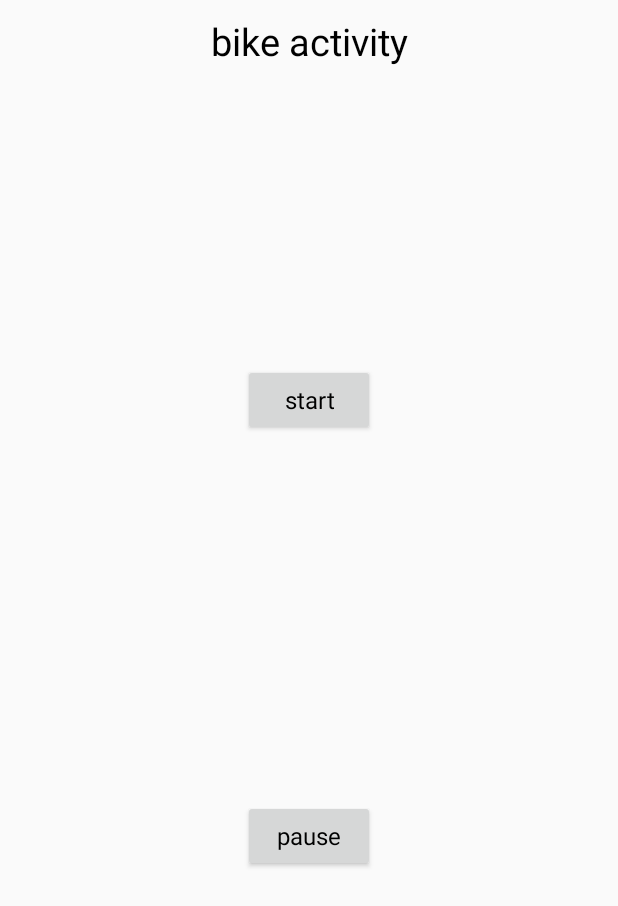
After one commit to alireza9978/Abjo, an Android app: the CountActivity screen opened directly, with no data from a screen before it, on a phone screen of 412 x 824 dp. The commit adds this screen. Shown: the top 906 px of the screen. Run offline under Robolectric (Android 15) with nearby library versions, the phone set to English and light mode, and no system bars; 1 statement that could not run was skipped.

Commit message:
make page and change name start of project :)

```diff
--- a/app/src/main/java/coleo/com/abjo/Constants.java
+++ b/app/src/main/java/coleo/com/abjo/Constants.java
@@ -22,10 +22,13 @@ public class Constants {
         public static int FOREGROUND_SERVICE = 101;
     }
 
+
+
     public static TextView count = null;
     public static float lastCount = 0;
 
     public static String STEP = "start counting";
+    public static String STEP_OR_BIKE = "twoInOne";//true == step & false == bike
 
     public static Notification showNotification(String title, String message,
                                         Context context, Intent intent, boolean makeSound, boolean canClose) {
--- /dev/null
+++ b/app/src/main/java/coleo/com/abjo/CountActivity.java
@@ -0,0 +1,89 @@
+package coleo.com.abjo;
+
+import android.content.Intent;
+import android.os.Bundle;
+import android.support.v7.app.AppCompatActivity;
+import android.view.View;
+import android.widget.Button;
+import android.widget.TextView;
+
+public class CountActivity extends AppCompatActivity {
+
+    private static final String TAG = "mainActivity";
+
+    private Button start;
+    private Button pause;
+    private TextView activityKind;
+    private boolean isWorking = false;
+    private boolean isPause = false;
+
+    @Override
+    protected void onCreate(Bundle savedInstanceState) {
+        super.onCreate(savedInstanceState);
+        setContentView(R.layout.activity_count);
+
+        start = findViewById(R.id.count_step_start_stop_button_id);
+        pause = findViewById(R.id.count_step_pause_button_id);
+        activityKind = findViewById(R.id.activity_kind_textView_id);
+
+        Bundle extra = getIntent().getExtras();
+        boolean isStep = extra.getBoolean(Constants.STEP_OR_BIKE,false);
+        if (isStep){
+            activityKind.setText("Step count");
+        }else {
+            activityKind.setText("bike activity");
+        }
+
+        start.setOnClickListener(new View.OnClickListener() {
+            @Override
+            public void onClick(View v) {
+                if (isWorking) {
+                    startService();
+                } else {
+                    stopService();
+                }
+            }
+        });
+
+        pause.setOnClickListener(new View.OnClickListener() {
+            @Override
+            public void onClick(View v) {
+                if (isPause) {
+                    resumeService();
+                } else {
+                    pauseService();
+                }
+            }
+        });
+
+    }
+
+    private void startService() {
+        start.setText("stop");
+//        Intent startIntent = new Intent(CountActivity.this, SaveLocationService.class);
+//        startIntent.setAction(Constants.ACTION.STARTFOREGROUND_ACTION);
+//        startService(startIntent);
+        pause.setVisibility(View.VISIBLE);
+        isWorking = true;
+    }
+
+    private void stopService() {
+        start.setText("start");
+//        Intent stopIntent = new Intent(CountActivity.this, SaveLocationService.class);
+//        stopIntent.setAction(Constants.ACTION.STOPFOREGROUND_ACTION);
+//        startService(stopIntent);
+        pause.setVisibility(View.INVISIBLE);
+        isWorking = false;
+    }
+
+    private void pauseService(){
+        pause.setText("resume");
+        isPause = true;
+    }
+
+    private void resumeService(){
+        pause.setText("pause");
+        isPause = false;
+    }
+
+}
--- a/app/src/main/java/coleo/com/abjo/StepCountingService.java
+++ b/app/src/main/java/coleo/com/abjo/SaveLocationService.java
@@ -17,7 +17,7 @@ import android.util.Log;
 
 import java.util.Objects;
 
-public class StepCountingService extends Service implements SensorEventListener {
+public class SaveLocationService extends Service implements SensorEventListener {
 
     private static final int NOTIF_ID = 1;
     private static final String NOTIF_CHANNEL_ID = "Channel_Id";
--- /dev/null
+++ b/app/src/main/res/layout/activity_count.xml
@@ -0,0 +1,43 @@
+<?xml version="1.0" encoding="utf-8"?>
+<android.support.constraint.ConstraintLayout xmlns:android="http://schemas.android.com/apk/res/android"
+    xmlns:app="http://schemas.android.com/apk/res-auto"
+    xmlns:tools="http://schemas.android.com/tools"
+    android:layout_width="match_parent"
+    android:layout_height="match_parent"
+    tools:context=".CountActivity">
+
+    <TextView
+        android:id="@+id/activity_kind_textView_id"
+        style="@style/AppTheme.TextView"
+        android:layout_width="match_parent"
+        android:layout_height="wrap_content"
+        android:textSize="25sp"
+        android:layout_marginTop="10dp"
+        app:layout_constraintLeft_toLeftOf="parent"
+        app:layout_constraintRight_toRightOf="parent"
+        app:layout_constraintTop_toTopOf="parent" />
+
+    <Button
+        android:id="@+id/count_step_start_stop_button_id"
+        style="@style/AppTheme.Button"
+        android:layout_width="wrap_content"
+        android:layout_height="wrap_content"
+        android:text="start"
+        app:layout_constraintBottom_toTopOf="@id/count_step_pause_button_id"
+        app:layout_constraintLeft_toLeftOf="parent"
+        app:layout_constraintRight_toRightOf="parent"
+        app:layout_constraintTop_toTopOf="parent" />
+
+    <Button
+        android:id="@+id/count_step_pause_button_id"
+        style="@style/AppTheme.Button"
+        android:layout_width="wrap_content"
+        android:layout_height="wrap_content"
+        android:text="pause"
+        app:layout_constraintBottom_toBottomOf="parent"
+        app:layout_constraintLeft_toLeftOf="parent"
+        app:layout_constraintRight_toRightOf="parent"
+        app:layout_constraintTop_toBottomOf="@id/count_step_start_stop_button_id" />
+
+
+</android.support.constraint.ConstraintLayout>
--- a/app/src/main/res/values/colors.xml
+++ b/app/src/main/res/values/colors.xml
@@ -3,4 +3,10 @@
     <color name="colorPrimary">#008577</color>
     <color name="colorPrimaryDark">#00574B</color>
     <color name="colorAccent">#D81B60</color>
+
+    <color name="colorText">#000000</color>
+    <color name="colorRed">#ff0000</color>
+    <color name="colorWhite">#ffffff</color>
+    <color name="colorGreen">#309b30</color>
+
 </resources>
--- a/app/src/main/res/values/strings.xml
+++ b/app/src/main/res/values/strings.xml
@@ -1,3 +1,6 @@
 <resources>
     <string name="app_name">Abjo</string>
+    <string name="step_count_button_text">step</string>
+    <string name="bike_button_text">bike</string>
+    <string name="leader_board_button_text">leader board</string>
 </resources>
--- a/app/src/main/res/values/styles.xml
+++ b/app/src/main/res/values/styles.xml
@@ -1,11 +1,28 @@
 <resources>
 
     <!-- Base application theme. -->
-    <style name="AppTheme" parent="Theme.AppCompat.Light.DarkActionBar">
+    <style name="AppTheme" parent="Theme.AppCompat.DayNight.NoActionBar">
         <!-- Customize your theme here. -->
         <item name="colorPrimary">@color/colorPrimary</item>
         <item name="colorPrimaryDark">@color/colorPrimaryDark</item>
         <item name="colorAccent">@color/colorAccent</item>
     </style>
 
+    <style name="AppTheme.TextView" parent="AppTheme">
+        <item name="android:textColor">@color/colorText</item>
+        <item name="android:textSize">16sp</item>
+        <item name="android:gravity">center</item>
+        <item name="android:fontFamily">sans-serif</item>
+    </style>
+
+    <style name="AppTheme.Button" parent="AppTheme">
+        <item name="android:textColor">@color/colorText</item>
+        <item name="android:textSize">16sp</item>
+        <item name="android:fontFamily">sans-serif</item>
+        <item name="android:gravity">center</item>
+        <item name="android:textAllCaps">false</item>
+        <item name="android:onClick">onClick</item>
+    </style>
+
+
 </resources>
```
Also changed, not shown: app/src/main/AndroidManifest.xml (+8 -5 lines), app/src/main/java/coleo/com/abjo/LeaderBoard.java (added, +13 -0 lines), app/src/main/java/coleo/com/abjo/MainActivity.java (deleted, +0 -93 lines), app/src/main/java/coleo/com/abjo/Menu.java (added, +42 -0 lines), app/src/main/java/coleo/com/abjo/Profile.java (added, +13 -0 lines), app/src/main/java/coleo/com/abjo/Splash.java (added, +28 -0 lines), app/src/main/res/layout/activity_leader_board.xml (added, +9 -0 lines), app/src/main/res/layout/activity_menu.xml (added, +55 -0 lines), app/src/main/res/layout/activity_profile.xml (added, +9 -0 lines), app/src/main/res/layout/activity_splash.xml (renamed from app/src/main/res/layout/activity_main.xml, +6 -12 lines).
